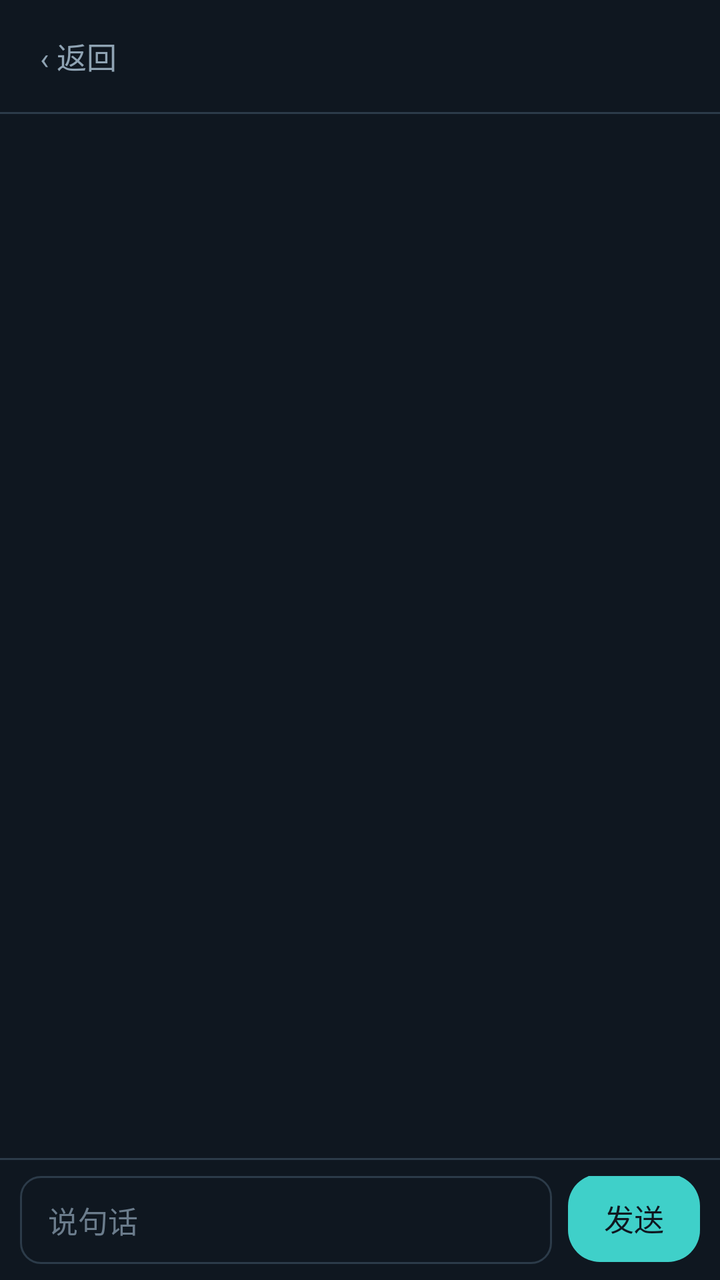
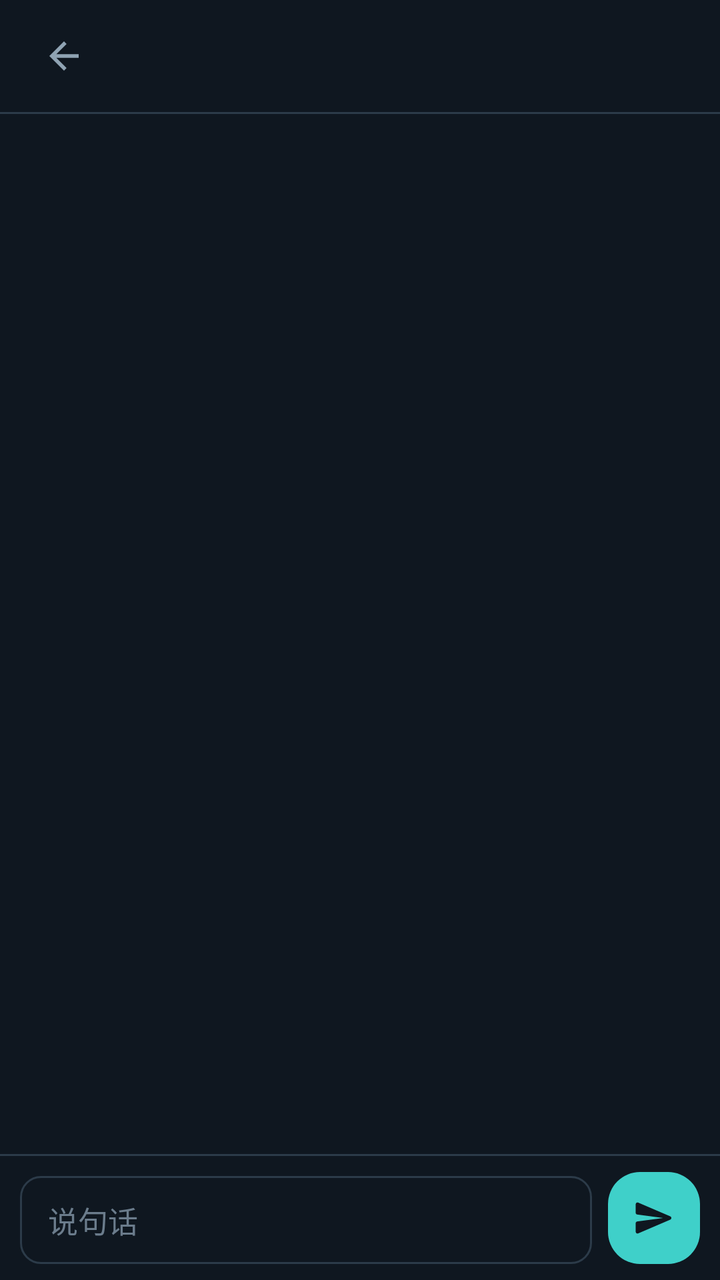

The first picture is an Android layout as it rendered before a commit; the second is the same layout after the commit. The layout source and the unified diff follow.
<!-- AndroidManifest.xml: activity theme AppTheme -->
<!-- res/layout/activity_session.xml -->
<?xml version="1.0" encoding="utf-8"?>
<FrameLayout xmlns:android="http://schemas.android.com/apk/res/android"
    android:layout_width="match_parent"
    android:layout_height="match_parent"
    android:background="@color/pet_bg"
    android:fitsSystemWindows="true">

    <LinearLayout
        android:layout_width="match_parent"
        android:layout_height="match_parent"
        android:orientation="vertical">

        <LinearLayout
            android:layout_width="match_parent"
            android:layout_height="56dp"
            android:gravity="center_vertical"
            android:orientation="horizontal"
            android:paddingStart="12dp"
            android:paddingEnd="8dp">

            <TextView
                android:id="@+id/chatBack"
                android:layout_width="wrap_content"
                android:layout_height="wrap_content"
                android:background="?android:attr/selectableItemBackground"
                android:padding="8dp"
                android:text="‹ 返回"
                android:textColor="@color/pet_text_dim"
                android:textSize="15sp" />

            <TextView
                android:id="@+id/chatTitle"
                android:layout_width="0dp"
                android:layout_height="wrap_content"
                android:layout_weight="1"
                android:ellipsize="end"
                android:maxLines="1"
                android:paddingStart="4dp"
                android:textColor="@color/pet_text"
                android:textSize="15sp" />
        </LinearLayout>

        <View
            android:layout_width="match_parent"
            android:layout_height="1dp"
            android:background="@color/pet_line" />

        <FrameLayout
            android:layout_width="match_parent"
            android:layout_height="0dp"
            android:layout_weight="1">

            <ListView
                android:id="@+id/chatList"
                android:layout_width="match_parent"
                android:layout_height="match_parent"
                android:clipToPadding="false"
                android:listSelector="@android:color/transparent"
                android:paddingTop="6dp"
                android:paddingBottom="12dp"
                android:scrollbars="none" />

            <TextView
                android:id="@+id/chatEmpty"
                android:layout_width="wrap_content"
                android:layout_height="wrap_content"
                android:layout_gravity="center"
                android:gravity="center"
                android:lineSpacingExtra="4dp"
                android:padding="24dp"
                android:text="还没有消息，说句话开始"
                android:textColor="@color/pet_hint"
                android:textSize="14sp"
                android:visibility="gone" />

            <TextView
                android:id="@+id/chatSending"
                android:layout_width="wrap_content"
                android:layout_height="wrap_content"
                android:layout_gravity="center_horizontal|bottom"
                android:layout_marginBottom="10dp"
                android:text="发送中"
                android:textColor="@color/pet_hint"
                android:textSize="12sp"
                android:visibility="gone" />
        </FrameLayout>

        <View
            android:layout_width="match_parent"
            android:layout_height="1dp"
            android:background="@color/pet_line" />

        <LinearLayout
            android:layout_width="match_parent"
            android:layout_height="wrap_content"
            android:gravity="bottom"
            android:orientation="horizontal"
            android:paddingStart="10dp"
            android:paddingTop="8dp"
            android:paddingEnd="10dp"
            android:paddingBottom="8dp">

            <EditText
                android:id="@+id/chatInput"
                android:layout_width="0dp"
                android:layout_height="wrap_content"
                android:layout_weight="1"
                android:background="@drawable/bg_input"
                android:hint="说句话"
                android:inputType="textCapSentences|textMultiLine"
                android:maxLines="4"
                android:minHeight="44dp"
                android:paddingStart="14dp"
                android:paddingTop="11dp"
                android:paddingEnd="14dp"
                android:paddingBottom="11dp"
                android:textColor="@color/pet_text"
                android:textColorHint="@color/pet_hint"
                android:textSize="15sp" />

            <TextView
                android:id="@+id/chatSend"
                android:layout_width="wrap_content"
                android:layout_height="wrap_content"
                android:layout_marginStart="8dp"
                android:background="@drawable/bg_btn_primary"
                android:minHeight="44dp"
                android:gravity="center"
                android:paddingStart="18dp"
                android:paddingTop="11dp"
                android:paddingEnd="18dp"
                android:paddingBottom="11dp"
                android:text="发送"
                android:textColor="@color/pet_bg"
                android:textSize="15sp" />
        </LinearLayout>
    </LinearLayout>
</FrameLayout>
<!-- resources referenced by this layout -->
<resources>
  <color name="pet_bg">#0F1720</color>
  <color name="pet_hint">#6B7C8C</color>
  <color name="pet_line">#2C3B49</color>
  <color name="pet_text">#E6EEF4</color>
  <color name="pet_text_dim">#8FA3B3</color>
  <!-- drawable bg_btn_primary (drawable) -->
  <?xml version="1.0" encoding="utf-8"?>
  <ripple xmlns:android="http://schemas.android.com/apk/res/android"
      android:color="#4DFFFFFF">
      <item>
          <shape android:shape="rectangle">
              <corners android:radius="16dp" />
              <solid android:color="@color/pet_accent" />
          </shape>
      </item>
  </ripple>
  <!-- drawable bg_input (drawable) -->
  <?xml version="1.0" encoding="utf-8"?>
  <shape xmlns:android="http://schemas.android.com/apk/res/android"
      android:shape="rectangle">
      <corners android:radius="10dp" />
      <solid android:color="@color/pet_bg" />
      <stroke
          android:width="1dp"
          android:color="@color/pet_line" />
  </shape>
  <style name="AppTheme" parent="@android:style/Theme.Material.NoActionBar">
          <item name="android:windowBackground">#06131F</item>
          <item name="android:colorAccent">#7ADAFF</item>
          <item name="android:statusBarColor">#06131F</item>
          <item name="android:navigationBarColor">#06131F</item>
      </style>
  <color name="pet_accent">#3FD0C9</color>
</resources>

<!-- the commit's change to res/layout/activity_session.xml (unified diff, before → after) -->
@@ -18,15 +18,15 @@
             android:paddingStart="12dp"
             android:paddingEnd="8dp">
 
-            <TextView
+            <ImageView
                 android:id="@+id/chatBack"
                 android:layout_width="wrap_content"
                 android:layout_height="wrap_content"
                 android:background="?android:attr/selectableItemBackground"
-                android:padding="8dp"
-                android:text="‹ 返回"
-                android:textColor="@color/pet_text_dim"
-                android:textSize="15sp" />
+                android:contentDescription="返回"
+                android:padding="9dp"
+                android:src="@drawable/ic_back"
+                android:tint="@color/pet_text_dim" />
 
             <TextView
                 android:id="@+id/chatTitle"
@@ -58,7 +58,8 @@
                 android:listSelector="@android:color/transparent"
                 android:paddingTop="6dp"
                 android:paddingBottom="12dp"
-                android:scrollbars="none" />
+                android:scrollbars="none"
+                android:transcriptMode="alwaysScroll" />
 
             <TextView
                 android:id="@+id/chatEmpty"
@@ -118,21 +119,16 @@
                 android:textColorHint="@color/pet_hint"
                 android:textSize="15sp" />
 
-            <TextView
+            <ImageView
                 android:id="@+id/chatSend"
-                android:layout_width="wrap_content"
-                android:layout_height="wrap_content"
+                android:layout_width="46dp"
+                android:layout_height="46dp"
                 android:layout_marginStart="8dp"
                 android:background="@drawable/bg_btn_primary"
-                android:minHeight="44dp"
-                android:gravity="center"
-                android:paddingStart="18dp"
-                android:paddingTop="11dp"
-                android:paddingEnd="18dp"
-                android:paddingBottom="11dp"
-                android:text="发送"
-                android:textColor="@color/pet_bg"
-                android:textSize="15sp" />
+                android:contentDescription="发送"
+                android:padding="12dp"
+                android:src="@drawable/ic_send"
+                android:tint="@color/pet_bg" />
         </LinearLayout>
     </LinearLayout>
 </FrameLayout>
<!-- resource entries referenced after the edit -->
@@ -26,6 +26,26 @@
           android:width="1dp"
           android:color="@color/pet_line" />
   </shape>
+  <!-- drawable ic_back (drawable) -->
+  <vector xmlns:android="http://schemas.android.com/apk/res/android"
+      android:width="22dp"
+      android:height="22dp"
+      android:viewportWidth="24"
+      android:viewportHeight="24">
+      <path
+          android:fillColor="#FF000000"
+          android:pathData="M20,11H7.83l5.59,-5.59L12,4l-8,8 8,8 1.41,-1.41L7.83,13H20v-2z" />
+  </vector>
+  <!-- drawable ic_send (drawable) -->
+  <vector xmlns:android="http://schemas.android.com/apk/res/android"
+      android:width="22dp"
+      android:height="22dp"
+      android:viewportWidth="24"
+      android:viewportHeight="24">
+      <path
+          android:fillColor="#FF000000"
+          android:pathData="M3.4,20.4l17.45,-7.48c0.81,-0.35 0.81,-1.49 0,-1.84L3.4,3.6c-0.66,-0.29 -1.39,0.2 -1.39,0.91L2,9.12c0,0.5 0.37,0.93 0.87,0.99L17,12 2.87,13.88c-0.5,0.07 -0.87,0.5 -0.87,1l0.01,4.61c0,0.71 0.73,1.2 1.39,0.91z" />
+  </vector>
   <style name="AppTheme" parent="@android:style/Theme.Material.NoActionBar">
           <item name="android:windowBackground">#06131F</item>
           <item name="android:colorAccent">#7ADAFF</item>
